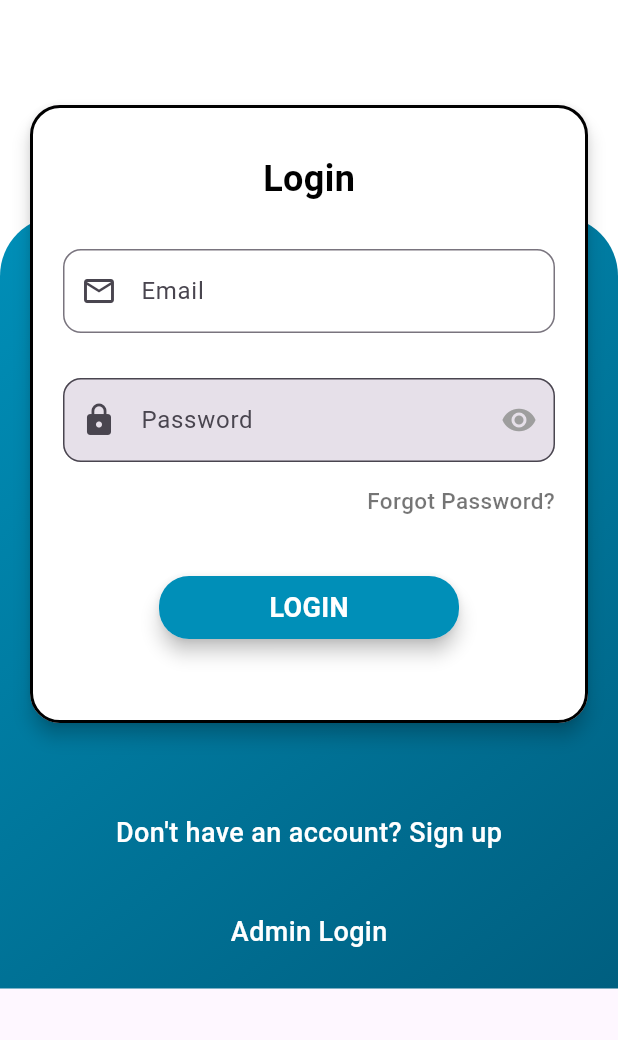
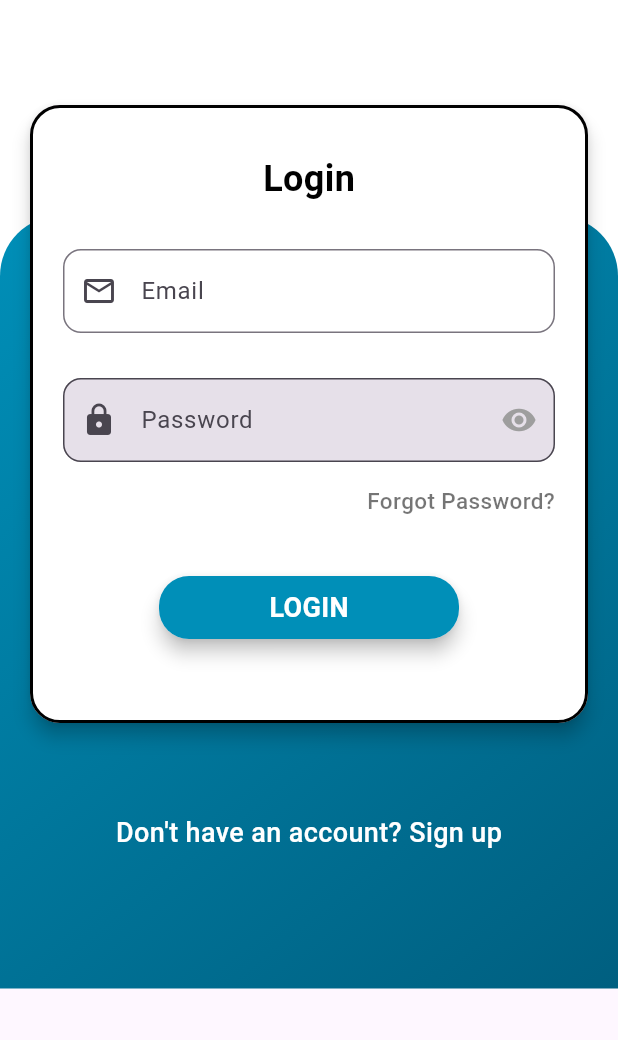
Before and after one commit to vedant7572/Guard-Tour-System, a Flutter app: the screen it shows after launch, after a tap on "Already have an account? Login", on a phone screen of 412 x 824 dp, the part 196-1236 px from its top. Run offline on Flutter 3.47's test engine with Material 3 defaults, Android fonts, the phone set to English and light mode, and no system bars; our stand-ins replace cloud_firestore, curved_navigation_bar, firebase_auth, firebase_core, random_string, shared_preferences; missing offline and left inert: flutter_barcode_scanner; accounts and stored records are empty; network calls fail; Roboto replaces fonts that are missing (Poppins, Poppins1).

Commit message:
removed admin thing

```diff
--- a/lib/pages/login.dart
+++ b/lib/pages/login.dart
@@ -302,25 +302,6 @@ class _LoginState extends State<Login> {
                       const SizedBox(
                         height: 40.0,
                       ),
-                      GestureDetector(
-                        onTap: (){
-                          // Navigator.push(
-                          //     context,
-                          //      MaterialPageRoute(builder: (context)=>const AdminLogin())
-                          // );
-                        },
-                        child: Container(
-                          alignment: Alignment.center,
-                          child: const Text(
-                            "Admin Login",
-                            style: TextStyle(
-                              color: Colors.white,
-                              fontSize: 18.0,
-                              fontWeight: FontWeight.w500,
-                            ),
-                          ),
-                        ),
-                      ),//admin login button//sign up gesture detector
                     ],
                   ),
                 )
```
